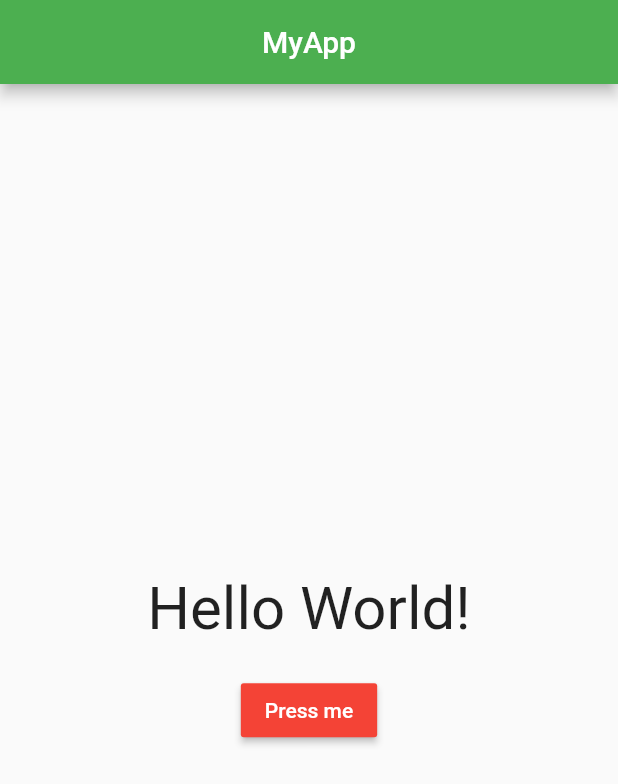
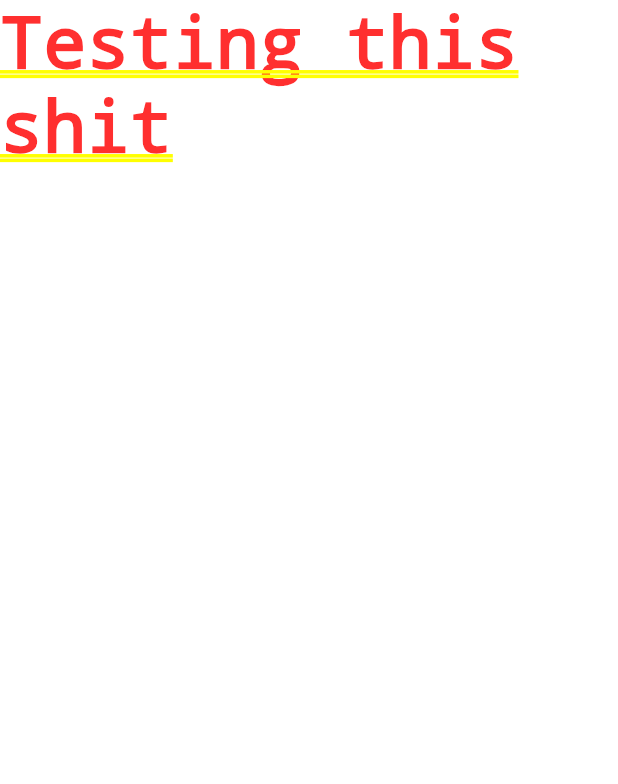
Before and after one commit to RomjanHossain/flutter_p1, a Flutter app: the screen it shows after launch, on a phone screen of 412 x 824 dp. Shown: the top 784 px of the screen. Run offline on Flutter 3.47's test engine with Material 2 defaults, Android fonts, the phone set to English and light mode, and no system bars.

Commit message:
testing it

```diff
--- a/lib/main.dart
+++ b/lib/main.dart
@@ -1,57 +1,10 @@
+// importing universal package
 import 'package:flutter/material.dart';
 
-void main() {
-  runApp(MaterialApp(
-    home: MyButton(),
-  ));
+// here's our main funk
+void main(){
+  var myApp = MaterialApp(
+    home: Text('Testing this shit'),
+  );
+  runApp(myApp);
 }
-
-class MyButton extends StatefulWidget {
-  @override
-  MyButtonState createState() {
-    return MyButtonState();
-  }
-}
-
-class MyButtonState extends State<MyButton> {
-  int counter = 0;
-  List<String> strings = ['Flutter', 'is', 'cool', "and","awesome!"];
-  String displayedString = "Hello World!";
-
-  void onPressOfButton() {
-    setState(() {
-      displayedString = strings[counter];
-      counter = counter < 4 ? counter + 1 : 0;
-    });
-  }
-
-  @override
-  Widget build(BuildContext context) {
-    return Scaffold(
-      appBar: AppBar(
-        title: Text("MyApp"),
-        backgroundColor: Colors.green,
-        centerTitle: true,
-      ),
-      body: Container(
-        child: Center(
-          child: Column(
-            mainAxisAlignment: MainAxisAlignment.center,
-            children: <Widget>[
-              Text(displayedString, style: TextStyle(fontSize: 40.0)),
-              Padding(padding: EdgeInsets.all(10.0)),
-              RaisedButton(
-                child: Text(
-                  "Press me",
-                  style: TextStyle(color: Colors.white),
-                ),
-                color: Colors.red,
-                onPressed: onPressOfButton,
-              )
-            ],
-          ),
-        ),
-      ),
-    );
-  }
-}
```
